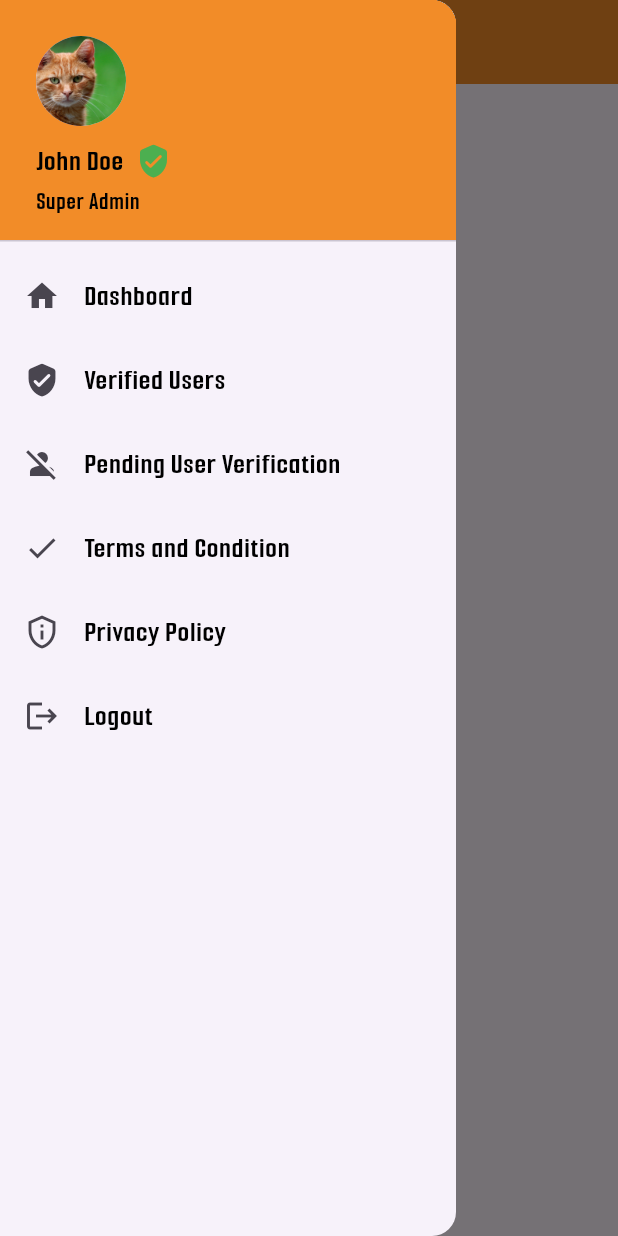
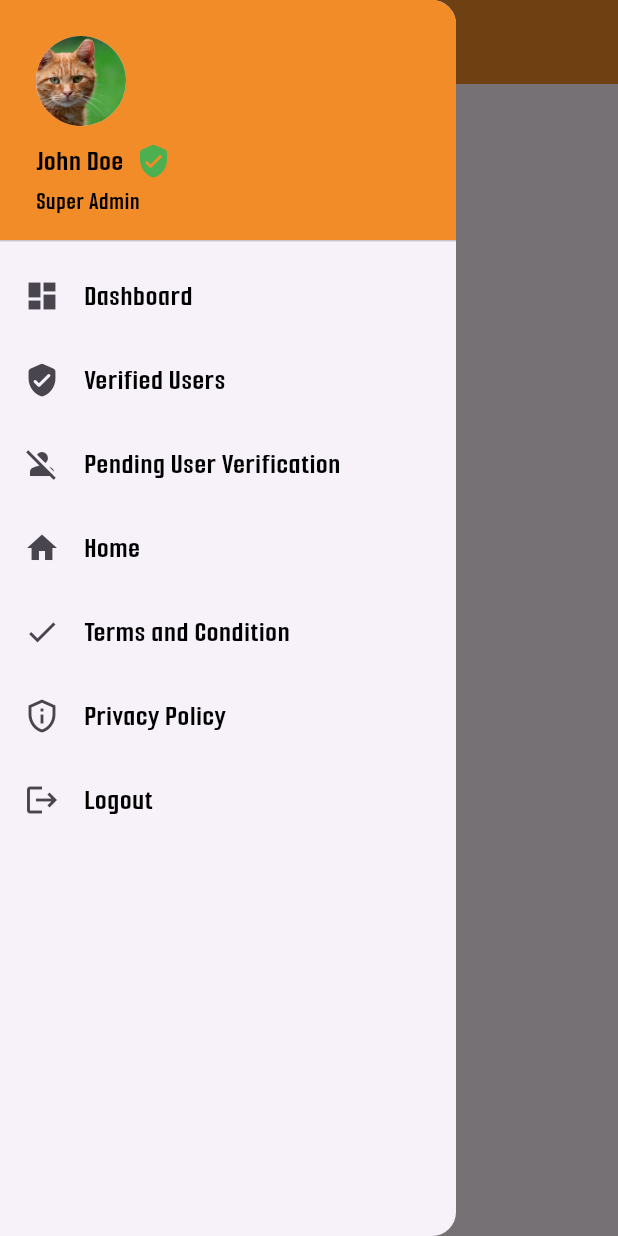
Before and after one commit to WenDEVLIFE/Pet-Welfare-PH, a Flutter app: the screen it shows after launch, with the side drawer open, on a phone screen of 412 x 824 dp. Run offline on Flutter 3.47's test engine with Material 3 defaults, Android fonts, the phone set to English and light mode, and no system bars; our stand-ins replace cached_network_image, chewie, curved_navigation_bar, fluttertoast, image_picker, sn_progress_dialog and 1 more; missing offline and left inert: mailer, maplibre_gl.

Commit message:
Added the Homescreen to the route and implement it on the DashboardView.dart 👌

```diff
--- a/lib/src/utils/Route.dart
+++ b/lib/src/utils/Route.dart
@@ -2,6 +2,7 @@ import 'package:flutter/cupertino.dart';
 import 'package:pet_welfrare_ph/src/components/UserNavigationComponent.dart';
 import 'package:pet_welfrare_ph/src/view/DashboardView.dart';
 import 'package:pet_welfrare_ph/src/view/FurParentRegisterView.dart';
+import 'package:pet_welfrare_ph/src/view/HomeScreen.dart';
 import 'package:pet_welfrare_ph/src/view/LegalFirmRegisterView.dart';
 import 'package:pet_welfrare_ph/src/view/LoginView.dart';
 import 'package:pet_welfrare_ph/src/view/PetR_Shelter_RegisterView.dart';
@@ -36,6 +37,7 @@ class AppRoutes {
   static const String changePassword = '/changePassword';
   static const String profile = '/profile';
   static const String dashboard = '/dashboard';
+  static const String homescreen = '/homescreen';
 
   // Assign routes to the screens
   static Map<String, WidgetBuilder> routes = {
@@ -56,5 +58,6 @@ class AppRoutes {
     changePassword: (context) => const ChangePasswordView(), // Replace with actual screen
     profile: (context) => const ProfileView(), // Replace with actual screen
     dashboard: (context) => const DashboardView(), // Replace with actual screen
+    homescreen: (context) => const HomeScreen(), // Replace with actual screen
   };
 }
--- a/lib/src/view/DashboardView.dart
+++ b/lib/src/view/DashboardView.dart
@@ -20,7 +20,7 @@ class DashboardViewState extends State<DashboardView> {
       drawer: NavigationDrawer(
         children: [
           const DrawerHeaderWidget(),
-          _buildDrawerItem(Icons.home, 'Dashboard', () {
+          _buildDrawerItem(Icons.dashboard, 'Dashboard', () {
             Navigator.pop(context);
             // Navigate to Home
           }),
@@ -30,6 +30,11 @@ class DashboardViewState extends State<DashboardView> {
           }),
           _buildDrawerItem(Icons.person_off_sharp, 'Pending User Verification', () {
             Navigator.pop(context);
+            // Navigate to Pending User Verification
+          }),
+          _buildDrawerItem(Icons.home, 'Home', () {
+            Navigator.pop(context);
+            Navigator.pushNamed(context, AppRoutes.homescreen);
             // Navigate to Pending User Verification
           }),
           _buildDrawerItem(Icons.check, 'Terms and Condition', () {
```
